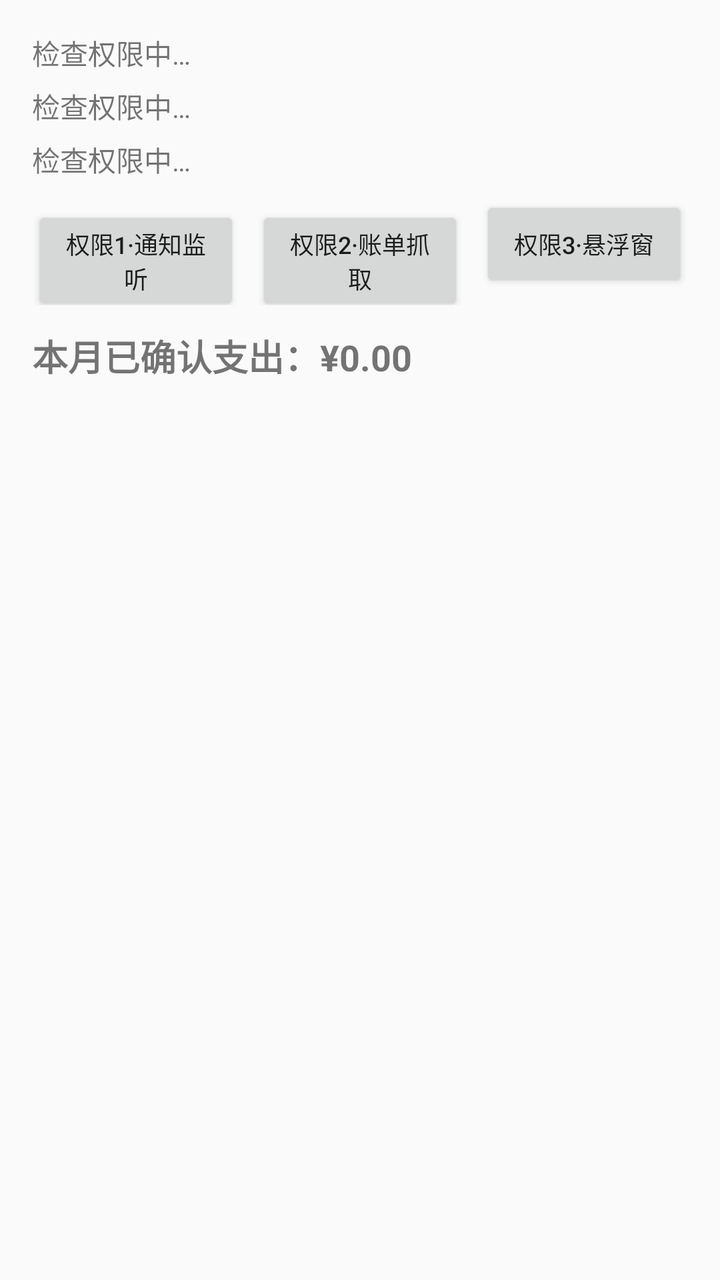
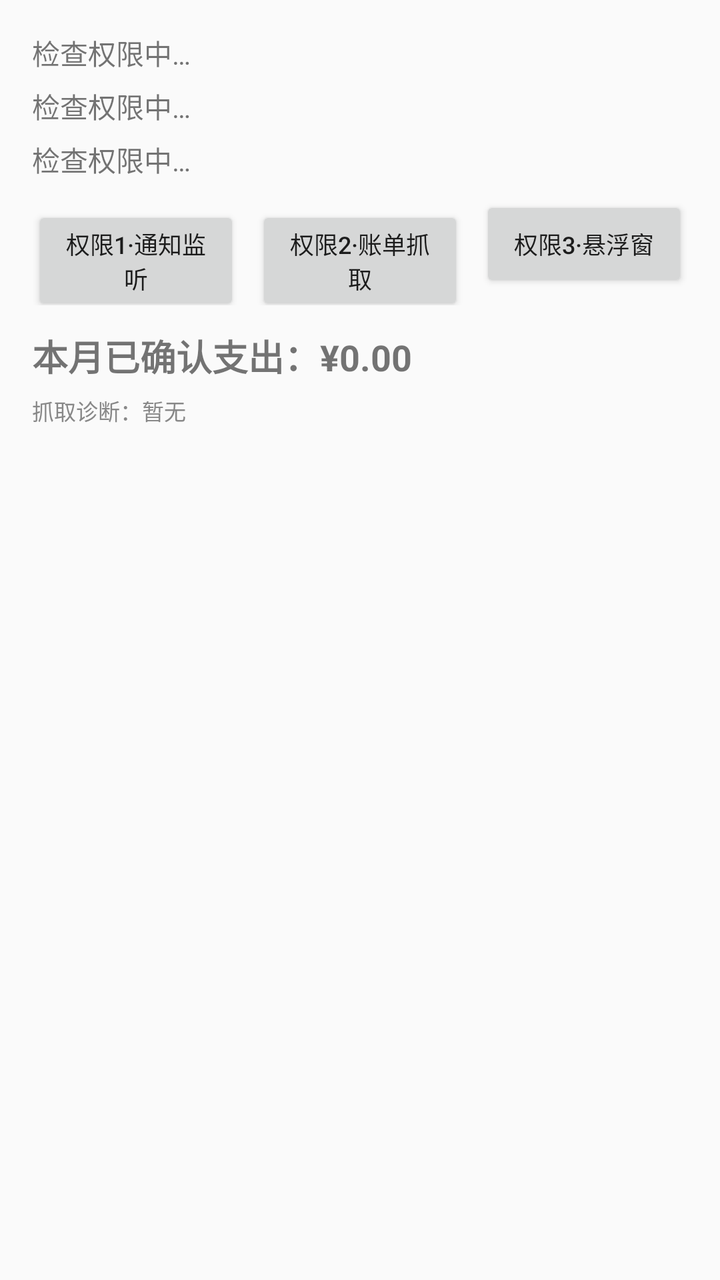

An Android layout rendered at two revisions. The XML below is the earlier revision; the diff shows what the commit changed to produce the second picture.
<!-- AndroidManifest.xml: application theme android:Theme.Material.Light.NoActionBar -->
<!-- res/layout/activity_main.xml -->
<?xml version="1.0" encoding="utf-8"?>
<LinearLayout xmlns:android="http://schemas.android.com/apk/res/android"
    android:orientation="vertical"
    android:padding="16dp"
    android:layout_width="match_parent"
    android:layout_height="match_parent">

    <TextView
        android:id="@+id/tvStatus"
        android:layout_width="match_parent"
        android:layout_height="wrap_content"
        android:textSize="14sp"
        android:text="检查权限中…" />

    <TextView
        android:id="@+id/tvStatus2"
        android:layout_width="match_parent"
        android:layout_height="wrap_content"
        android:layout_marginTop="6dp"
        android:textSize="14sp"
        android:text="检查权限中…" />

    <TextView
        android:id="@+id/tvStatus3"
        android:layout_width="match_parent"
        android:layout_height="wrap_content"
        android:layout_marginTop="6dp"
        android:textSize="14sp"
        android:text="检查权限中…" />

    <LinearLayout
        android:orientation="horizontal"
        android:layout_width="match_parent"
        android:layout_height="wrap_content"
        android:layout_marginTop="8dp">

        <Button
            android:id="@+id/btnPerm"
            android:layout_width="0dp"
            android:layout_weight="1"
            android:layout_height="wrap_content"
            android:layout_marginEnd="4dp"
            android:textSize="12sp"
            android:text="权限1·通知监听" />

        <Button
            android:id="@+id/btnAcc"
            android:layout_width="0dp"
            android:layout_weight="1"
            android:layout_height="wrap_content"
            android:layout_marginStart="4dp"
            android:layout_marginEnd="4dp"
            android:textSize="12sp"
            android:text="权限2·账单抓取" />

        <Button
            android:id="@+id/btnOverlay"
            android:layout_width="0dp"
            android:layout_weight="1"
            android:layout_height="wrap_content"
            android:layout_marginStart="4dp"
            android:textSize="12sp"
            android:text="权限3·悬浮窗" />
    </LinearLayout>

    <TextView
        android:id="@+id/tvTotal"
        android:layout_width="match_parent"
        android:layout_height="wrap_content"
        android:layout_marginTop="12dp"
        android:textSize="18sp"
        android:textStyle="bold"
        android:text="本月已确认支出：¥0.00" />

    <ScrollView
        android:layout_width="match_parent"
        android:layout_height="0dp"
        android:layout_weight="1"
        android:layout_marginTop="8dp">

        <LinearLayout
            android:id="@+id/listBox"
            android:orientation="vertical"
            android:layout_width="match_parent"
            android:layout_height="wrap_content" />
    </ScrollView>
</LinearLayout>
<!-- resources referenced by this layout -->
<resources>

</resources>

<!-- the commit's change to res/layout/activity_main.xml (unified diff, before → after) -->
@@ -72,6 +72,15 @@
         android:textStyle="bold"
         android:text="本月已确认支出：¥0.00" />
 
+    <TextView
+        android:id="@+id/tvDiag"
+        android:layout_width="match_parent"
+        android:layout_height="wrap_content"
+        android:layout_marginTop="6dp"
+        android:textSize="11sp"
+        android:textColor="#888888"
+        android:text="抓取诊断：暂无" />
+
     <ScrollView
         android:layout_width="match_parent"
         android:layout_height="0dp"
